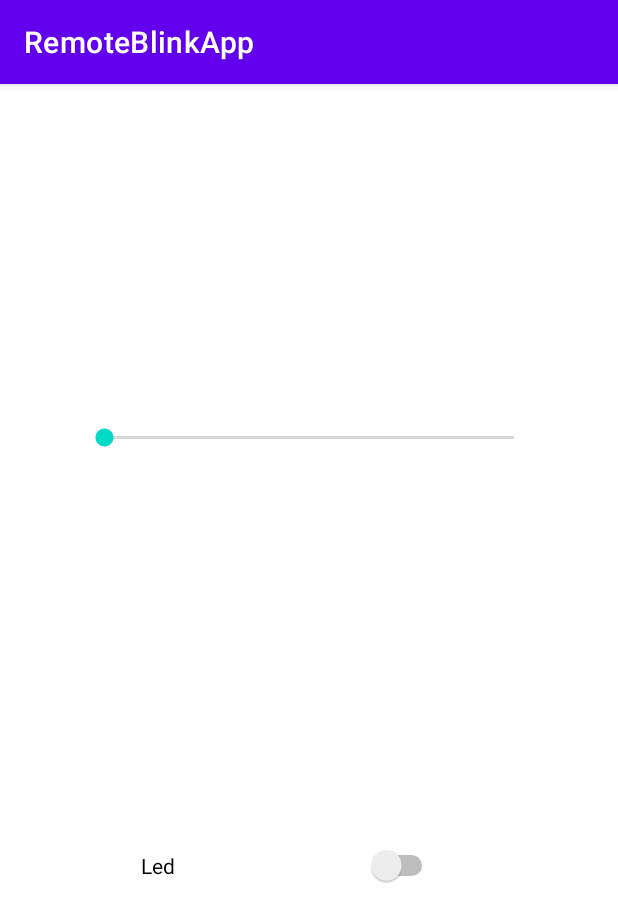
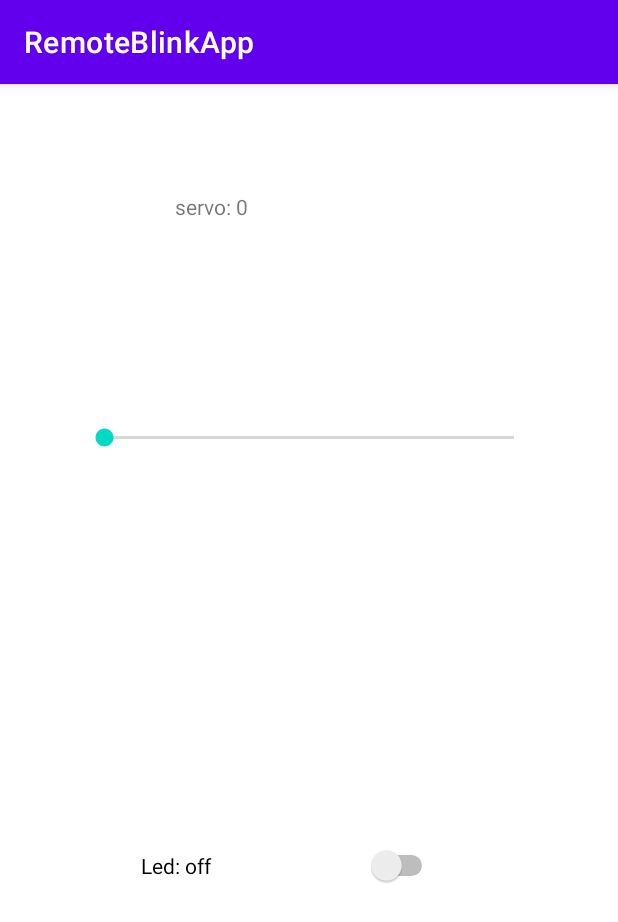
Before and after one commit to paniniDot/IoT-tasks, an Android app: the ControllerActivity screen opened directly, with no data from a screen before it, on a phone screen of 412 x 824 dp. Shown: the top 922 px of the screen. Run offline under Robolectric (Android 15) with nearby library versions, the light colour scheme and no system bars; 4 statements that could not run were skipped.

Commit message:
add dynamic text in app

```diff
--- a/task3/room-app/RemoteBlinkApp/app/src/main/java/com/example/remoteblinkapp/ControllerActivity.java
+++ b/task3/room-app/RemoteBlinkApp/app/src/main/java/com/example/remoteblinkapp/ControllerActivity.java
@@ -13,6 +13,7 @@ import android.os.Bundle;
 import android.util.Log;
 import android.widget.Button;
 import android.widget.SeekBar;
+import android.widget.TextView;
 
 import java.io.IOException;
 import java.io.OutputStream;
@@ -26,6 +27,8 @@ public class ControllerActivity extends AppCompatActivity {
     private boolean ledState;
     private SeekBar seekBar;
     private int servoState;
+
+    private TextView textView;
     private BluetoothClientConnectionThread connectionThread;
 
 
@@ -39,6 +42,7 @@ public class ControllerActivity extends AppCompatActivity {
     }
 
     private void initUI() {
+        textView= findViewById(R.id.textView3);
         remoteButton = findViewById(R.id.remotebutton);
         remoteButton.setEnabled(false);
         remoteButton.setOnClickListener((v) -> sendMessage());
@@ -47,6 +51,7 @@ public class ControllerActivity extends AppCompatActivity {
         seekBar.setOnSeekBarChangeListener(new SeekBar.OnSeekBarChangeListener() {
             @Override
             public void onProgressChanged(SeekBar seekBar, int progress, boolean fromUser) {
+                textView.setText("servo: "+String.valueOf(progress));
             }
 
             @Override
@@ -73,6 +78,7 @@ public class ControllerActivity extends AppCompatActivity {
             try {
                 String message = ledState ? "off\n" : "on\n";
                 bluetoothOutputStream.write(message.getBytes(StandardCharsets.UTF_8));
+                remoteButton.setText("led: "+ (ledState ? "off" : "on"));
                 ledState = !ledState;
             } catch (IOException e) {
                 e.printStackTrace();
--- a/task3/room-app/RemoteBlinkApp/app/src/main/res/layout/activity_controller.xml
+++ b/task3/room-app/RemoteBlinkApp/app/src/main/res/layout/activity_controller.xml
@@ -5,6 +5,20 @@
     android:layout_width="match_parent"
     android:layout_height="match_parent"
     tools:context=".ControllerActivity">
+
+    <TextView
+        android:id="@+id/textView3"
+        android:layout_width="135dp"
+        android:layout_height="50dp"
+        android:layout_marginStart="116dp"
+        android:layout_marginTop="72dp"
+        android:layout_marginEnd="160dp"
+        android:layout_marginBottom="15dp"
+        android:text="servo: 0"
+        app:layout_constraintBottom_toTopOf="@+id/seekBar"
+        app:layout_constraintEnd_toEndOf="parent"
+        app:layout_constraintStart_toStartOf="parent"
+        app:layout_constraintTop_toTopOf="parent" />
 
     <SeekBar
         android:id="@+id/seekBar"
@@ -25,7 +39,7 @@
         android:layout_marginTop="84dp"
         android:layout_marginEnd="120dp"
         android:layout_marginBottom="145dp"
-        android:text="Led"
+        android:text="Led: off"
         app:layout_constraintBottom_toBottomOf="parent"
         app:layout_constraintEnd_toEndOf="parent"
         app:layout_constraintStart_toStartOf="parent"
```
